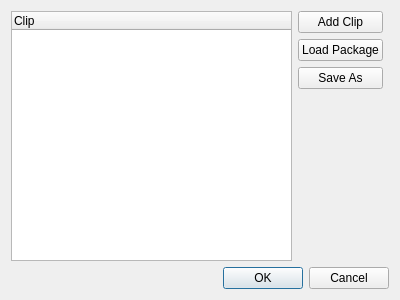
tdauth/gustavsfairyland, file ui/clippackageeditor.ui: the form before one commit.
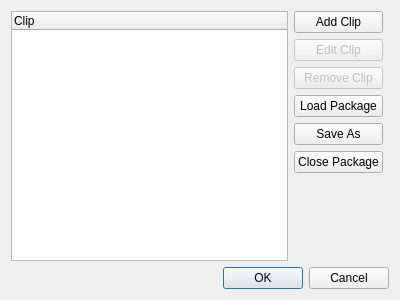
The form after the commit.

Commit message: Improved package editor, fixed icons in solution

Diff of the .ui file:
```diff
--- a/ui/clippackageeditor.ui
+++ b/ui/clippackageeditor.ui
@@ -41,6 +41,26 @@
          </property>
         </widget>
        </item>
+       <item>
+        <widget class="QPushButton" name="editClipPushButton">
+         <property name="enabled">
+          <bool>false</bool>
+         </property>
+         <property name="text">
+          <string>Edit Clip</string>
+         </property>
+        </widget>
+       </item>
+       <item>
+        <widget class="QPushButton" name="removeClipPushButton">
+         <property name="enabled">
+          <bool>false</bool>
+         </property>
+         <property name="text">
+          <string>Remove Clip</string>
+         </property>
+        </widget>
+       </item>
        <item>
         <widget class="QPushButton" name="loadPackagePushButton">
          <property name="text">
@@ -55,6 +75,13 @@
          </property>
         </widget>
        </item>
+       <item>
+        <widget class="QPushButton" name="closePackagePushButton">
+         <property name="text">
+          <string>Close Package</string>
+         </property>
+        </widget>
+       </item>
        <item>
         <spacer name="verticalSpacer">
          <property name="orientation">
```
The commit also changes 10 other files.
